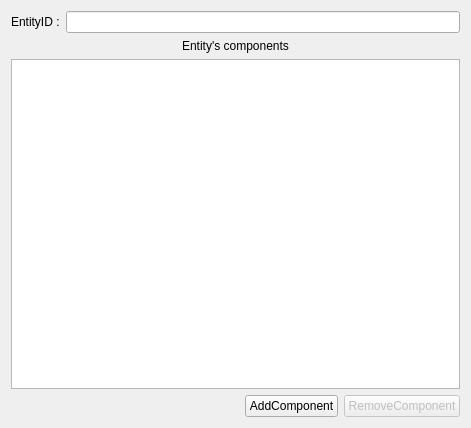
This is src/Editor/BoltQtWidgets/EntityPropertyWidget.ui in FcTD4mN/Bolt as Qt 5 draws it before an edit. The edited form follows.
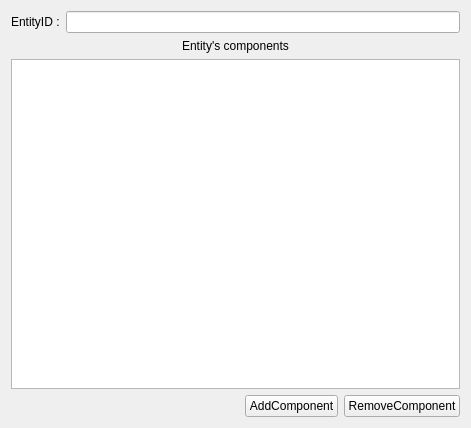
This is the edited form.

Diff of the .ui file:
```diff
--- a/src/Editor/BoltQtWidgets/EntityPropertyWidget.ui
+++ b/src/Editor/BoltQtWidgets/EntityPropertyWidget.ui
@@ -78,7 +78,7 @@
        <item>
         <widget class="QPushButton" name="buttonRemoveComponent">
          <property name="enabled">
-          <bool>false</bool>
+          <bool>true</bool>
          </property>
          <property name="text">
           <string>RemoveComponent</string>
```
Left out of the diff: 39 changed lines with no effect on the pictures.
